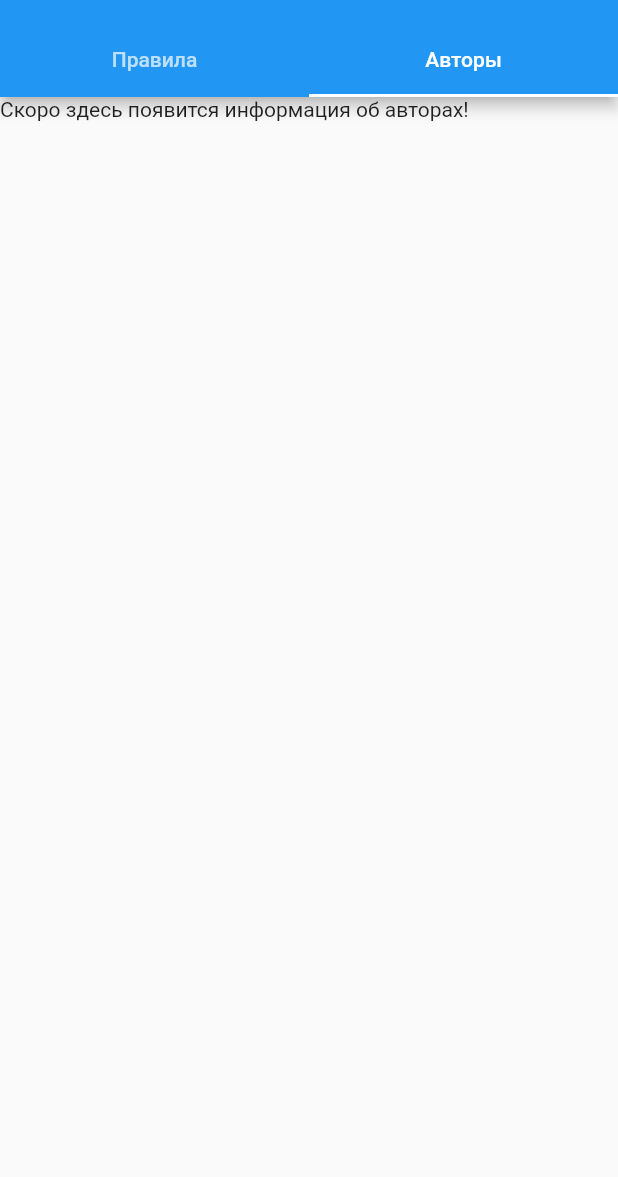
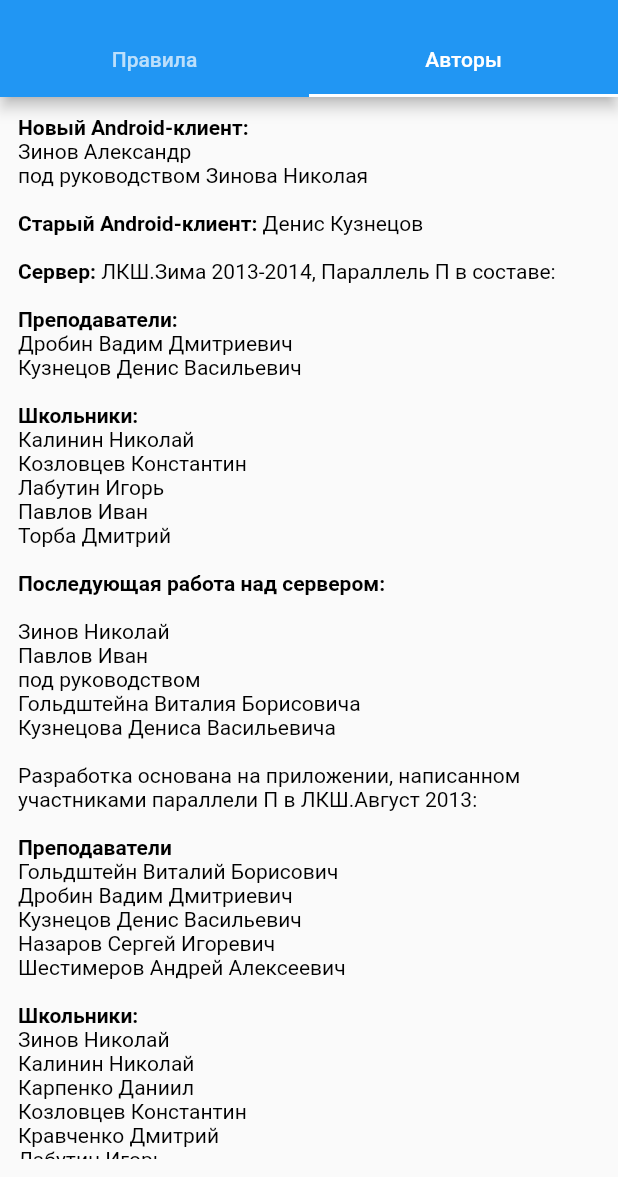
Before and after one commit to sashkent3/beret, a Flutter app: the Info screen opened directly, tab 2 chosen, on a phone screen of 412 x 824 dp, the part 59-1236 px from its top. Run offline on Flutter 3.47's test engine with Material 2 defaults, Android fonts, the phone set to English and light mode, and no system bars; our stand-ins replace flutter_cache_manager, flutter_mobx, mobx, shared_preferences; missing offline and left inert: normal, soundpool; accounts and stored records are empty; generated files the repository leaves out were written again; network calls fail.

Commit message:
Added authors info

```diff
--- a/lib/info.dart
+++ b/lib/info.dart
@@ -10,9 +10,89 @@
                 title: Text('Шляпа'),
                 bottom: TabBar(
                     tabs: <Widget>[Tab(text: 'Правила'), Tab(text: 'Авторы')])),
-            body: TabBarView(children: [
-              Text('Скоро здесь появятся правила!'),
-              Text('Скоро здесь появится информация об авторах!')
-            ])));
+            body: Padding(
+                padding: EdgeInsets.all(12),
+                child: TabBarView(children: [
+                  Text('Скоро здесь появятся правила!'),
+                  SingleChildScrollView(
+                      child: RichText(
+                          text: TextSpan(
+                              style: TextStyle(color: Colors.black),
+                              children: [
+                                TextSpan(
+                                    text: 'Новый Android-клиент:\n',
+                                    style: TextStyle(
+                                        fontWeight: FontWeight.bold)),
+                                TextSpan(text: 'Зинов Александр\n'),
+                                TextSpan(
+                                    text: 'под руководством Зинова Николая\n\n'),
+                                TextSpan(
+                                    text: 'Старый Android-клиент: ',
+                                    style: TextStyle(
+                                        fontWeight: FontWeight.bold)),
+                                TextSpan(text: 'Денис Кузнецов\n\n'),
+                                TextSpan(
+                                    text: 'Сервер: ',
+                                    style: TextStyle(
+                                        fontWeight: FontWeight.bold)),
+                                TextSpan(
+                                    text:
+                                    'ЛКШ.Зима 2013-2014, Параллель П в составе:\n\n'),
+                                TextSpan(
+                                    text: 'Преподаватели:\n',
+                                    style: TextStyle(
+                                        fontWeight: FontWeight.bold)),
+                                TextSpan(text: 'Дробин Вадим Дмитриевич\n'),
+                                TextSpan(text: 'Кузнецов Денис Васильевич\n\n'),
+                                TextSpan(
+                                    text: 'Школьники:\n',
+                                    style: TextStyle(
+                                        fontWeight: FontWeight.bold)),
+                                TextSpan(text: 'Калинин Николай\n'),
+                                TextSpan(text: 'Козловцев Константин\n'),
+                                TextSpan(text: 'Лабутин Игорь\n'),
+                                TextSpan(text: 'Павлов Иван\n'),
+                                TextSpan(text: 'Торба Дмитрий\n\n'),
+                                TextSpan(
+                                    text: 'Последующая работа над сервером:\n\n',
+                                    style: TextStyle(
+                                        fontWeight: FontWeight.bold)),
+                                TextSpan(text: 'Зинов Николай\n'),
+                                TextSpan(text: 'Павлов Иван\n'),
+                                TextSpan(text: 'под руководством\n'),
+                                TextSpan(
+                                    text: 'Гольдштейна Виталия Борисовича\n'),
+                                TextSpan(
+                                    text: 'Кузнецова Дениса Васильевича\n\n'),
+                                TextSpan(
+                                    text:
+                                    'Разработка основана на приложении, написанном участниками параллели П в ЛКШ.Август 2013:\n\n'),
+                                TextSpan(
+                                    text: 'Преподаватели\n',
+                                    style: TextStyle(
+                                        fontWeight: FontWeight.bold)),
+                                TextSpan(
+                                    text: 'Гольдштейн Виталий Борисович\n'),
+                                TextSpan(text: 'Дробин Вадим Дмитриевич\n'),
+                                TextSpan(text: 'Кузнецов Денис Васильевич\n'),
+                                TextSpan(text: 'Назаров Сергей Игоревич\n'),
+                                TextSpan(
+                                    text: 'Шестимеров Андрей Алексеевич\n\n'),
+                                TextSpan(
+                                    text: 'Школьники:\n',
+                                    style: TextStyle(
+                                        fontWeight: FontWeight.bold)),
+                                TextSpan(text: 'Зинов Николай\n'),
+                                TextSpan(text: 'Калинин Николай\n'),
+                                TextSpan(text: 'Карпенко Даниил\n'),
+                                TextSpan(text: 'Козловцев Константин\n'),
+                                TextSpan(text: 'Кравченко Дмитрий\n'),
+                                TextSpan(text: 'Лабутин Игорь\n'),
+                                TextSpan(text: 'Лиференко Даниил\n'),
+                                TextSpan(text: 'Павлов Иван\n'),
+                                TextSpan(text: 'Сергеев Иван\n'),
+                                TextSpan(text: 'Торба Дмитрий')
+                              ])))
+                ]))));
   }
 }
```
